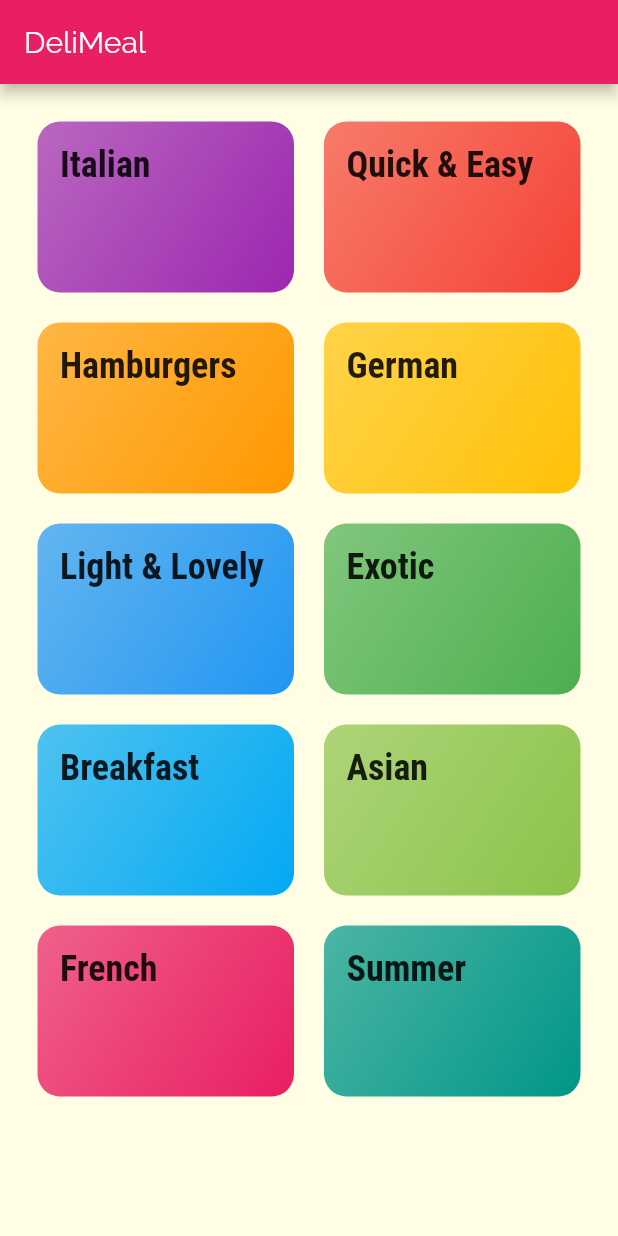
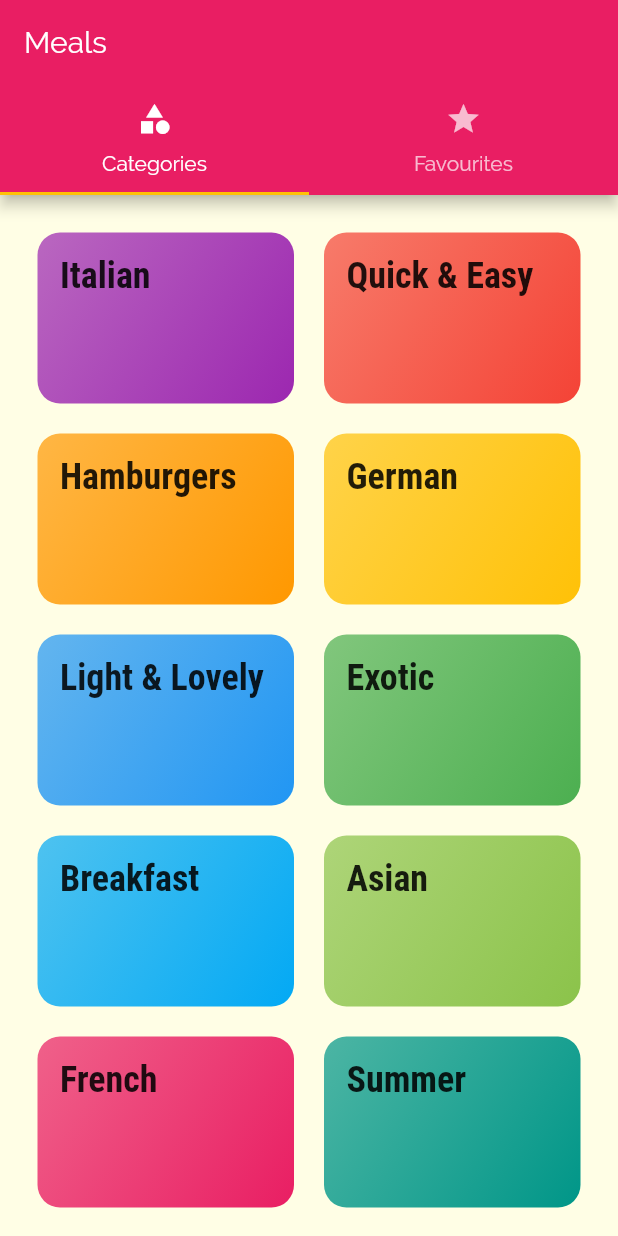
Before and after one commit to Ayush-Bhargava/MealsApp, a Flutter app: the screen it shows after launch, on a phone screen of 412 x 824 dp. Run offline on Flutter 3.47's test engine with Material 2 defaults, Android fonts, the phone set to English and light mode, and no system bars.

Commit message:
top tab bars added

```diff
--- a/lib/main.dart
+++ b/lib/main.dart
@@ -1,5 +1,6 @@
 import 'package:flutter/material.dart';
 
+import './pages/tabs_screen.dart';
 import './pages/categories_screen.dart';
 import './pages/category_meals_screen.dart';
 import './pages/meal_detail_screen.dart';
@@ -30,8 +31,9 @@ class MyApp extends StatelessWidget {
               ),
             ),
       ),
-      home: CategoriesScreen(),
+      //home: CategoriesScreen(),
       routes: {
+        '/': (ctx) => TabsScreen(),
         CategoryMealsScreen.routeName: (ctx) => CategoryMealsScreen(),
         MealDetailScreen.routeName: (ctx) => MealDetailScreen(),
       },
--- a/lib/pages/categories_screen.dart
+++ b/lib/pages/categories_screen.dart
@@ -6,11 +6,12 @@ import '../widgets/category_item.dart';
 class CategoriesScreen extends StatelessWidget {
   @override
   Widget build(BuildContext context) {
-    return Scaffold(
-      appBar: AppBar(
-        title: const Text('DeliMeal'),
-      ),
-      body: GridView(
+    return //Scaffold(
+      // appBar: AppBar(
+      //   title: const Text('DeliMeal'),
+      // ),
+      //body:
+      GridView(
         padding: const EdgeInsets.all(25),
         children: DUMMY_CATEGORIES
             .map((catData) => CategoryItem(
@@ -25,7 +26,7 @@ class CategoriesScreen extends StatelessWidget {
           crossAxisSpacing: 20,
           mainAxisSpacing: 20,
         ),
-      ),
+      //),
     );
   }
 }
--- /dev/null
+++ b/lib/pages/favourites_screen.dart
@@ -0,0 +1,8 @@
+import 'package:flutter/material.dart';
+
+class FavouritesScreen extends StatelessWidget {
+  @override
+  Widget build(BuildContext context) {
+    return Center(child: Text('The Favourites'),);
+  }
+}
--- /dev/null
+++ b/lib/pages/tabs_screen.dart
@@ -0,0 +1,40 @@
+import 'package:flutter/material.dart';
+import './categories_screen.dart';
+import './favourites_screen.dart';
+
+class TabsScreen extends StatefulWidget {
+  @override
+  _TabsScreenState createState() => _TabsScreenState();
+}
+
+class _TabsScreenState extends State<TabsScreen> {
+  @override
+  Widget build(BuildContext context) {
+    return DefaultTabController(
+      length: 2,
+      child: Scaffold(
+        appBar: AppBar(
+          title: Text('Meals'),
+          bottom: TabBar(
+            tabs: <Widget>[
+              Tab(
+                icon: Icon(Icons.category),
+                text: 'Categories',
+              ),
+              Tab(
+                icon: Icon(Icons.star),
+                text: 'Favourites',
+              ),
+            ],
+          ),
+        ),
+        body: TabBarView(
+          children: <Widget>[
+            CategoriesScreen(),
+            FavouritesScreen(),
+          ],
+        ),
+      ),
+    );
+  }
+}
```
